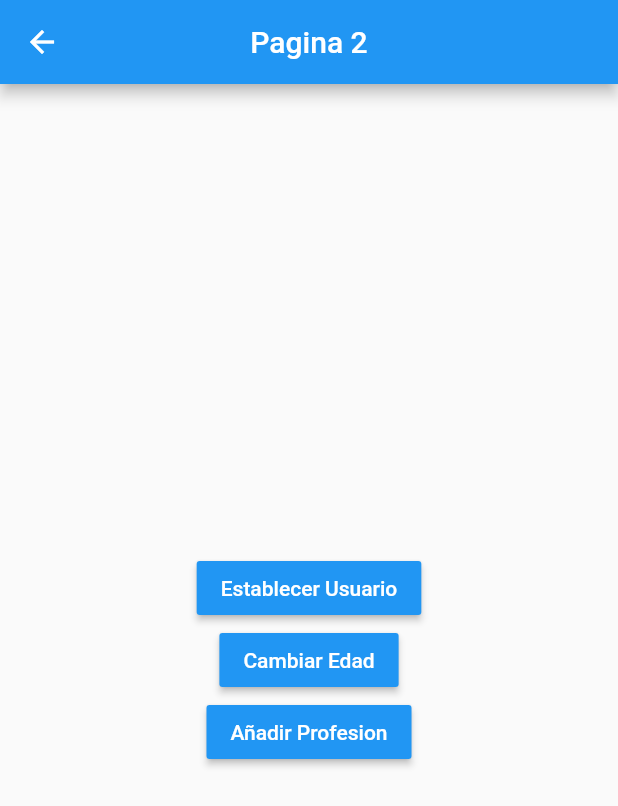
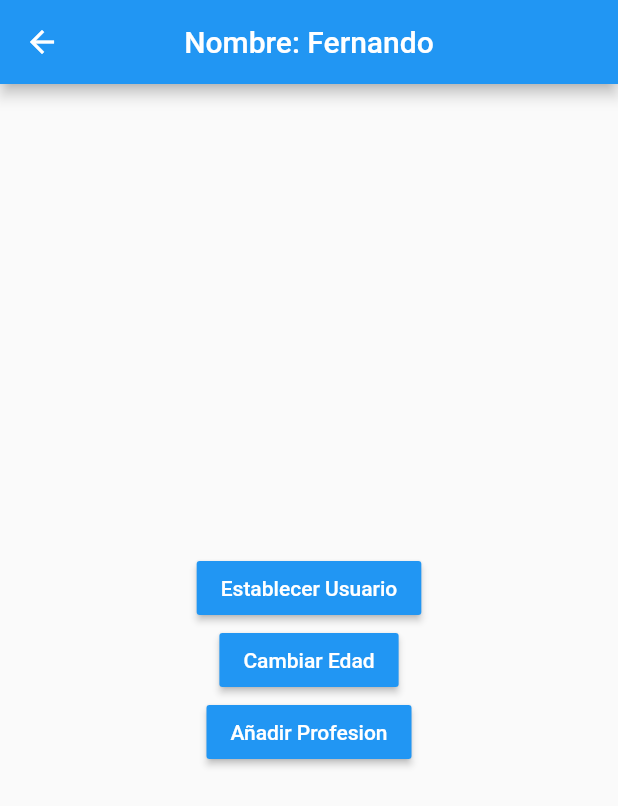
Before and after one commit to efernandez21/gestores-flutter, a Flutter app: the Pagina2Page screen opened by its route, after a tap on "Establecer Usuario", on a phone screen of 412 x 824 dp. Shown: the top 806 px of the screen. Run offline on Flutter 3.47's test engine with Material 2 defaults, Android fonts, the phone set to English and light mode, and no system bars.

Commit message:
Fin Singleton

```diff
--- a/lib/src/models/usuario.dart
+++ b/lib/src/models/usuario.dart
@@ -1,3 +1,5 @@
+// Import del paquete para el required
+import 'package:meta/meta.dart';
 
 // Clase Usuario para trabajar con la informacion de mi aplicacion
 class Usuario {
@@ -5,6 +7,7 @@ class Usuario {
   int edad;
   List<String> profesiones;
 
-  // Constructor de mi modelo
-  Usuario({this.nombre, this.edad, this.profesiones});
+  // Constructor de mi modelo, con la comprobacion de error en su construccion con el assert, si no se cumple su valor reventara la aplicacion
+  Usuario({@required this.nombre, this.edad, this.profesiones})
+      : assert(nombre != null);
 }
--- a/lib/src/pages/pagina1_page.dart
+++ b/lib/src/pages/pagina1_page.dart
@@ -1,14 +1,27 @@
+import 'package:estados_app/src/models/usuario.dart';
+import 'package:estados_app/src/services/usuario_service.dart';
 import 'package:flutter/material.dart';
 
 class Pagina1Page extends StatelessWidget {
   @override
   Widget build(BuildContext context) {
+    // Hacemos el llamado a mi usuarioService que es un singleton
     return Scaffold(
       appBar: AppBar(
         centerTitle: true,
         title: Text('Pagina 1'),
       ),
-      body: InformacionUsuario(),
+      body: StreamBuilder(
+        stream: usuarioService.usuarioStream,
+        builder: (BuildContext context, AsyncSnapshot<Usuario> snapshot) {
+          // Comprobacion de si hay data dibujara lo siguiente si no se realizara la condicion contraria
+          return snapshot.hasData
+              ? InformacionUsuario(snapshot.data)
+              : Center(
+                  child: Text('No hay informacion del usuario'),
+                );
+        },
+      ),
       floatingActionButton: FloatingActionButton(
         child: Icon(Icons.accessibility_new),
         onPressed: () {
@@ -21,6 +34,10 @@ class Pagina1Page extends StatelessWidget {
 
 // Widget para contener la informacion del usuario
 class InformacionUsuario extends StatelessWidget {
+  // propiedad del usuario para aplicarlo a la tarjeta
+  final Usuario usuario;
+
+  InformacionUsuario(this.usuario);
 
   @override
   Widget build(BuildContext context) {
@@ -31,22 +48,31 @@ class InformacionUsuario extends StatelessWidget {
       child: Column(
         crossAxisAlignment: CrossAxisAlignment.start,
         children: [
-          Text('General', style: TextStyle(fontSize: 18, fontWeight: FontWeight.bold),),
+          Text(
+            'General',
+            style: TextStyle(fontSize: 18, fontWeight: FontWeight.bold),
+          ),
           Divider(),
-
           ListTile(
-            title: Text('Nombre: '),
+            title: Text('Nombre: ${usuario.nombre}'),
           ),
           ListTile(
-            title: Text('Edad: '),
+            title: Text('Edad: ${usuario.edad}'),
           ),
-
-          Text('Profesiones', style: TextStyle(fontSize: 18, fontWeight: FontWeight.bold),),
+          Text(
+            'Profesiones',
+            style: TextStyle(fontSize: 18, fontWeight: FontWeight.bold),
+          ),
           Divider(),
-
-          ListTile(title: Text('Profesion 1'),),
-          ListTile(title: Text('Profesion 1'),),
-          ListTile(title: Text('Profesion 1'),),
+          ListTile(
+            title: Text('Profesion 1'),
+          ),
+          ListTile(
+            title: Text('Profesion 1'),
+          ),
+          ListTile(
+            title: Text('Profesion 1'),
+          ),
         ],
       ),
     );
--- a/lib/src/pages/pagina2_page.dart
+++ b/lib/src/pages/pagina2_page.dart
@@ -1,42 +1,55 @@
 import 'package:flutter/material.dart';
-
+import 'package:estados_app/src/models/usuario.dart';
+import 'package:estados_app/src/services/usuario_service.dart';
 
 class Pagina2Page extends StatelessWidget {
-
   @override
   Widget build(BuildContext context) {
     return Scaffold(
       appBar: AppBar(
         centerTitle: true,
-        title: Text('Pagina 2'),
+        title: StreamBuilder(
+          stream: usuarioService.usuarioStream,
+          builder: (BuildContext context, AsyncSnapshot<Usuario> snapshot) {
+            return snapshot.hasData
+                ? Text('Nombre: ${snapshot.data.nombre}')
+                : Text('Pagina 2');
+          },
+        ),
       ),
       body: Center(
         child: Column(
           mainAxisAlignment: MainAxisAlignment.center,
           children: [
-
+            // Button enfocado en establecer el usuario
             MaterialButton(
                 color: Colors.blue,
-              child: Text('Establecer Usuario', style: TextStyle(color: Colors.white),),
-              onPressed: (){
+                child: Text(
+                  'Establecer Usuario',
+                  style: TextStyle(color: Colors.white),
+                ),
+                onPressed: () {
+                  final nuevoUsuario =
+                      new Usuario(nombre: 'Fernando', edad: 35);
 
-              }
-            ),
+                  usuarioService.cargarUsuario(nuevoUsuario);
+                }),
             MaterialButton(
                 color: Colors.blue,
-              child: Text('Cambiar Edad', style: TextStyle(color: Colors.white),),
-              onPressed: (){
-
-              }
+                child: Text(
+                  'Cambiar Edad',
+                  style: TextStyle(color: Colors.white),
                 ),
+                onPressed: () {
+                  usuarioService.cambiarEdad(30);
+                }),
             MaterialButton(
                 color: Colors.blue,
-              child: Text('Añadir Profesion', style: TextStyle(color: Colors.white),),
-              onPressed: (){
-
-              }
+                child: Text(
+                  'Añadir Profesion',
+                  style: TextStyle(color: Colors.white),
                 ),
-
+                onPressed: () {}),
           ],
         ),
       ),
--- /dev/null
+++ b/lib/src/services/usuario_service.dart
@@ -0,0 +1,39 @@
+import 'dart:async';
+
+import 'package:estados_app/src/models/usuario.dart';
+
+// Clase para servicio del usuario, con una instancia de la clase de forma global o unica
+class _UsuarioService {
+  Usuario _usuario;
+  // StreamController
+  StreamController<Usuario> _usuarioStreamController = new StreamController<Usuario>.broadcast();
+
+  // Creamos las propiedades espuestas para este streamController, podriamos usar el sink para solo llamar esta instancia y agregar el usuario al flujo
+  Stream<Usuario> get usuarioStream => _usuarioStreamController.stream;
+
+  // Getters y setters
+  Usuario get usuario => this._usuario;
+
+  // Comprobacion de la existencia del usuario
+  bool get existeUsuario => (this._usuario != null) ? true : false;
+
+  // Metodo para cargar el usuario o establecerlo
+  void cargarUsuario(Usuario user) {
+    this._usuario = user;
+    _usuarioStreamController.add(user);
+  }
+
+  // Cambio de la edad
+  void cambiarEdad(int edad) {
+    this._usuario.edad = edad;
+    _usuarioStreamController.add(this._usuario);
+  }
+
+  // Dispose del streamController
+  dispose() {
+    _usuarioStreamController?.close();
+  }
+}
+
+final usuarioService = new _UsuarioService();
+// Esta es la forma mas sencilla de crear un singleton, tambien se puede manejar como en los cursos anteriores
```
Lines whose indentation alone changed are shown as unchanged.
